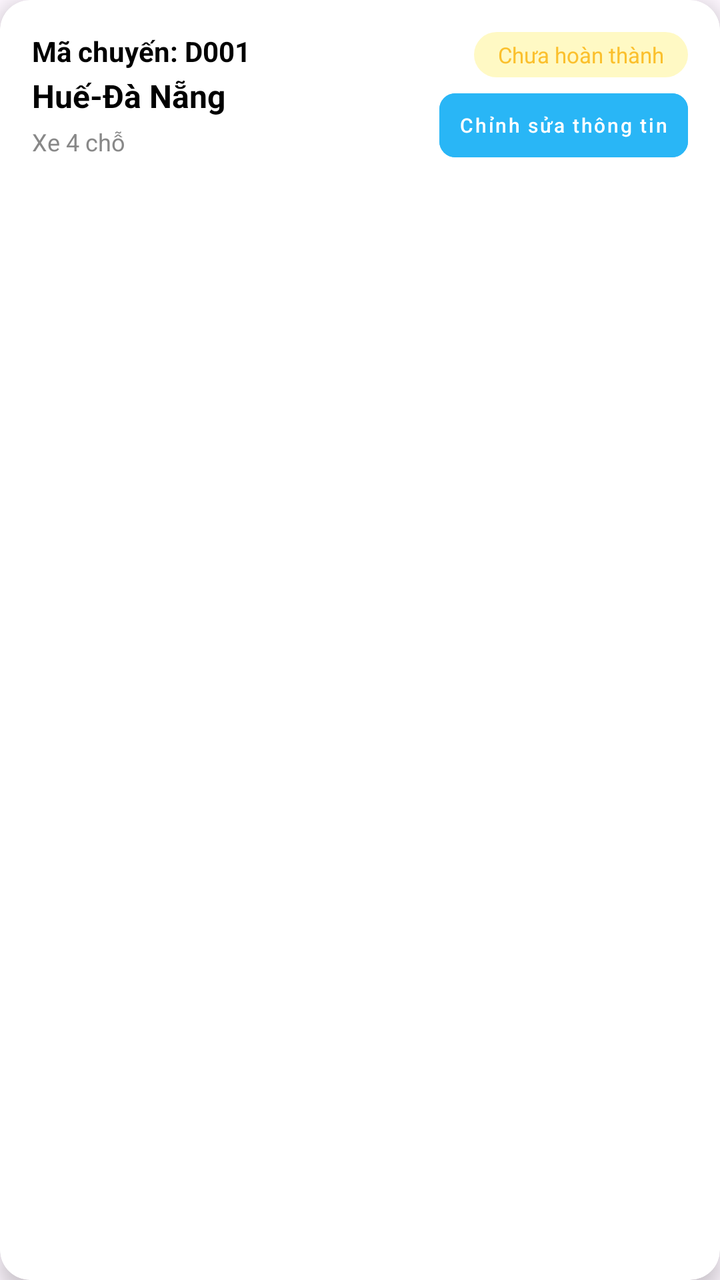
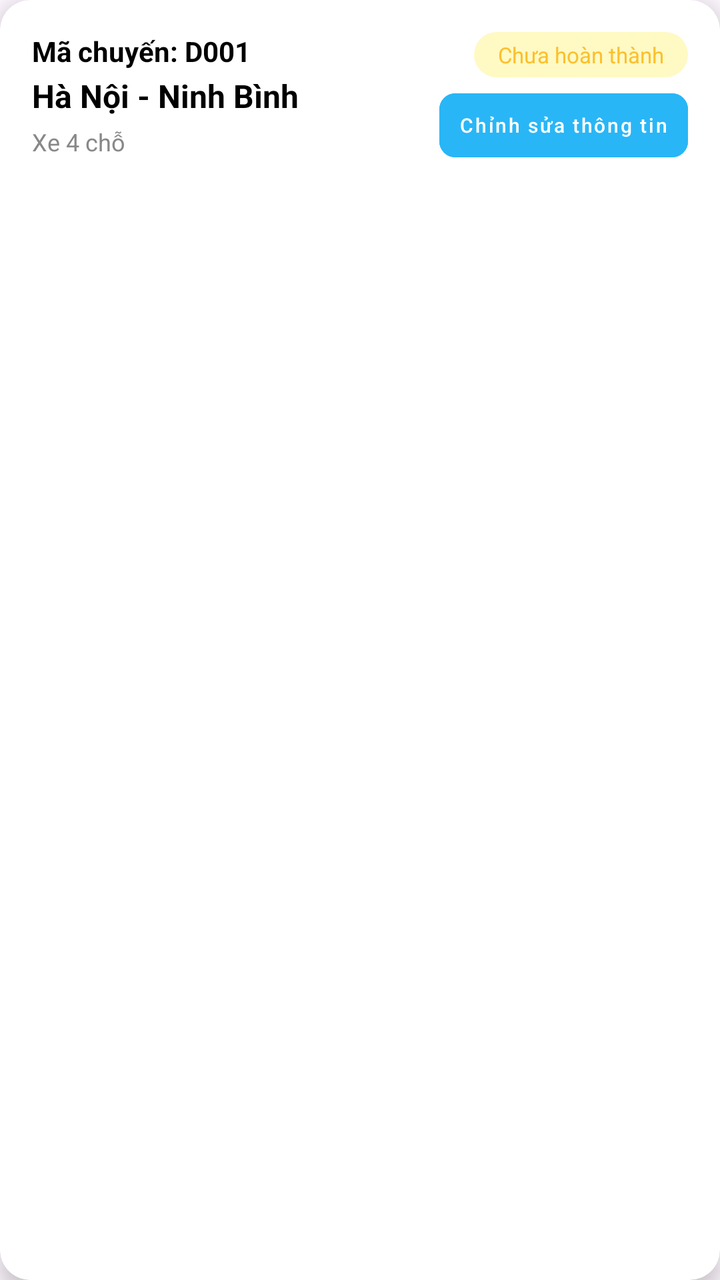

The first picture is an Android layout as it rendered before a commit; the second is the same layout after the commit. The layout source and the unified diff follow.
<!-- AndroidManifest.xml: application theme Theme.VeXeApp -->
<!-- res/layout/item_trip.xml -->
<?xml version="1.0" encoding="utf-8"?>
<androidx.cardview.widget.CardView xmlns:android="http://schemas.android.com/apk/res/android"
    xmlns:app="http://schemas.android.com/apk/res-auto"
    android:layout_width="match_parent"
    android:layout_height="wrap_content"
    android:layout_marginHorizontal="20dp"
    android:layout_marginVertical="10dp"
    app:cardCornerRadius="15dp"
    app:cardElevation="6dp"
    app:cardUseCompatPadding="false">

    <RelativeLayout
        android:layout_width="match_parent"
        android:layout_height="wrap_content"
        android:padding="16dp">

        <LinearLayout
            android:id="@+id/left_content"
            android:layout_width="wrap_content"
            android:layout_height="wrap_content"
            android:layout_alignParentStart="true"
            android:layout_toStartOf="@+id/right_content"
            android:orientation="vertical">

            <TextView
                android:id="@+id/tvTripId"
                android:layout_width="wrap_content"
                android:layout_height="wrap_content"
                android:text="Mã chuyến: D001"
                android:textColor="#000000"
                android:textSize="14sp"
                android:textStyle="bold" />

            <TextView
                android:id="@+id/tvRouteName"
                android:layout_width="wrap_content"
                android:layout_height="wrap_content"
                android:layout_marginTop="2dp"
                android:text="Huế-Đà Nẵng"
                android:textColor="#000000"
                android:textSize="16sp"
                android:textStyle="bold" />

            <TextView
                android:id="@+id/tvVehicle"
                android:layout_width="wrap_content"
                android:layout_height="wrap_content"
                android:layout_marginTop="4dp"
                android:text="Xe 4 chỗ"
                android:textColor="#888888"
                android:textSize="12sp" />
        </LinearLayout>

        <LinearLayout
            android:id="@+id/right_content"
            android:layout_width="wrap_content"
            android:layout_height="wrap_content"
            android:layout_alignParentEnd="true"
            android:layout_centerVertical="true"
            android:gravity="end"
            android:orientation="vertical">

            <TextView
                android:id="@+id/tvStatus"
                android:layout_width="wrap_content"
                android:layout_height="wrap_content"
                android:background="@drawable/bg_status_yellow"
                android:paddingHorizontal="12dp"
                android:paddingVertical="4dp"
                android:text="Chưa hoàn thành"
                android:textColor="#FBC02D"
                android:textSize="11sp" />

            <com.google.android.material.button.MaterialButton
                android:id="@+id/btnEdit"
                style="@style/Widget.MaterialComponents.Button.UnelevatedButton"
                android:layout_width="wrap_content"
                android:layout_height="32dp"
                android:layout_marginTop="8dp"
                android:backgroundTint="#29B6F6"
                android:insetTop="0dp"
                android:insetBottom="0dp"
                android:paddingHorizontal="10dp"
                android:text="Chỉnh sửa thông tin"
                android:textAllCaps="false"
                android:textSize="10sp"
                app:cornerRadius="8dp" />
        </LinearLayout>

        
        <TextView
            android:id="@+id/tvTimeDate"
            android:layout_width="0dp"
            android:layout_height="0dp"
            android:visibility="gone" />

    </RelativeLayout>
</androidx.cardview.widget.CardView>
<!-- resources referenced by this layout -->
<resources>
  <!-- drawable bg_status_yellow (drawable) -->
  <?xml version="1.0" encoding="utf-8"?>
  <shape xmlns:android="http://schemas.android.com/apk/res/android">
      <solid android:color="#FFF9C4"/>
      <corners android:radius="15dp"/>
  </shape>
  <style name="Theme.VeXeApp" parent="Base.Theme.VeXeApp" />
  <style name="Base.Theme.VeXeApp" parent="Theme.Material3.DayNight.NoActionBar">
          
      </style>
</resources>

<!-- the commit's change to res/layout/item_trip.xml (unified diff, before → after) -->
@@ -36,7 +36,7 @@
                 android:layout_width="wrap_content"
                 android:layout_height="wrap_content"
                 android:layout_marginTop="2dp"
-                android:text="Huế-Đà Nẵng"
+                android:text="Hà Nội - Ninh Bình"
                 android:textColor="#000000"
                 android:textSize="16sp"
                 android:textStyle="bold" />
